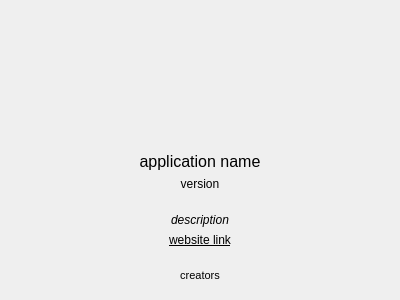
Qt form aboutdialog/aboutdialog.ui (Martchus/qtutilities) before a commit.
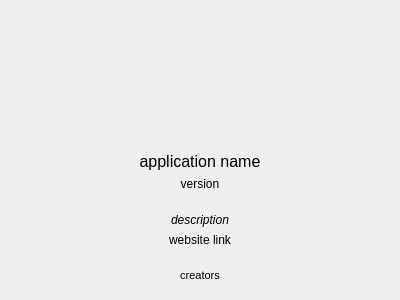
The same form after that commit.

Commit message: adjusted about dialog

Diff of the .ui file:
```diff
--- a/aboutdialog/aboutdialog.ui
+++ b/aboutdialog/aboutdialog.ui
@@ -189,10 +189,6 @@
            <property name="mouseTracking">
             <bool>true</bool>
            </property>
-           <property name="styleSheet">
-            <string notr="true">text-decoration: underline;
-color: palette(link)s;</string>
-           </property>
            <property name="text">
             <string>website link</string>
            </property>
```
The commit also changes 1 other file.
